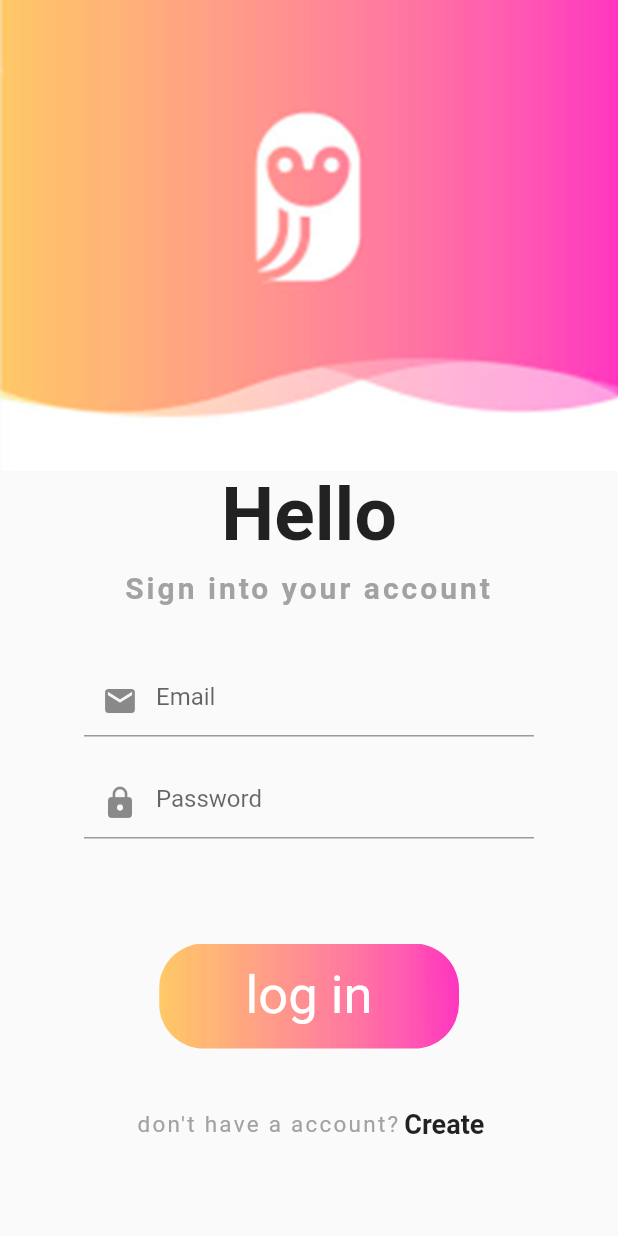
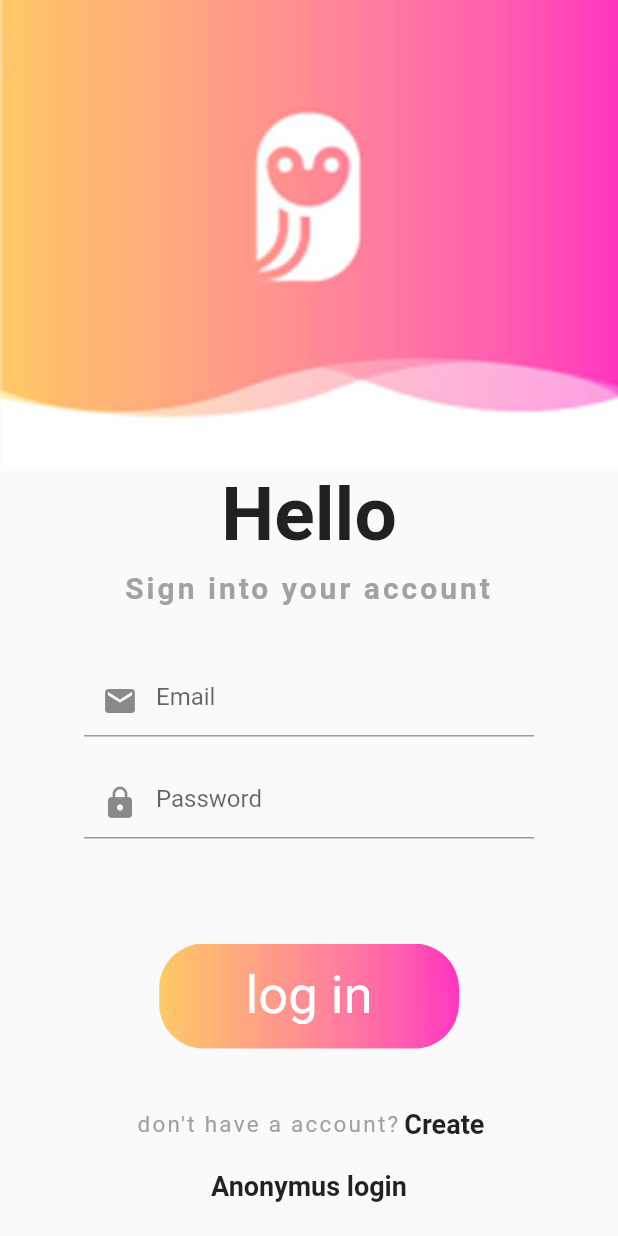
Before and after one commit to AyushiitrFreedom/learningdart, a Flutter app: the screen it shows after launch, on a phone screen of 412 x 824 dp. Run offline on Flutter 3.47's test engine with Material 2 defaults, Android fonts, the phone set to English and light mode, and no system bars; our stand-ins replace firebase_auth, firebase_core; accounts and stored records are empty.

```diff
--- a/lib/Screens/authenticate/login_page.dart
+++ b/lib/Screens/authenticate/login_page.dart
@@ -1,12 +1,17 @@
 import 'dart:ui';
 
+import 'package:firebase_auth/firebase_auth.dart';
+import 'package:firebase_core/firebase_core.dart';
 import 'package:flutter/material.dart';
 import 'package:flutter/src/widgets/container.dart';
 import 'package:flutter/src/widgets/framework.dart';
 import 'package:learningdart/Screens/authenticate/sign_up.dart';
+import 'package:learningdart/Services/auth.dart';
 
 class LoginPage extends StatelessWidget {
-  const LoginPage({super.key});
+  LoginPage({super.key});
+
+  final AuthService _auth = AuthService();
 
   @override
   Widget build(BuildContext context) {
@@ -60,9 +65,7 @@ class LoginPage extends StatelessWidget {
             height: 70.0,
           ),
           new GestureDetector(
-            onTap: () => {
-              Navigator.pushNamed(context, '/loggedin')
-            },
+            onTap: () => {Navigator.pushNamed(context, '/loggedin')},
             child: Container(
               height: 70,
               width: 200,
@@ -97,9 +100,7 @@ class LoginPage extends StatelessWidget {
                 ),
               ),
               new GestureDetector(
-                onTap: () => {
-                  Navigator.pushNamed(context, '/signup')
-                },
+                onTap: () => {Navigator.pushNamed(context, '/signup')},
                 child: Text(
                   "Create",
                   style: TextStyle(
@@ -110,6 +111,27 @@ class LoginPage extends StatelessWidget {
               )
             ],
           ),
+          SizedBox(
+            height: 20,
+          ),
+          new GestureDetector(
+            onTap: (() async {
+              dynamic result = await _auth.signInAnon();
+              if (result == null) {
+                print("error");
+              } else {
+                print("signed in");
+                print(result.uid);
+              }
+            }),
+            child: Text(
+              "Anonymus login",
+              style: TextStyle(
+                fontWeight: FontWeight.bold,
+                fontSize: 18,
+              ),
+            ),
+          )
         ],
       ),
     );
--- a/lib/Screens/wrapper.dart
+++ b/lib/Screens/wrapper.dart
@@ -1,11 +1,21 @@
+import 'package:firebase_auth/firebase_auth.dart';
 import 'package:flutter/material.dart';
+import 'package:learningdart/Screens/authenticate/login_page.dart';
+import 'package:learningdart/Screens/authenticate/sign_up.dart';
 import 'package:learningdart/Screens/home/loggedin.dart';
+import 'package:provider/provider.dart';
 
 class Wrapper extends StatelessWidget {
   const Wrapper({super.key});
 
   @override
   Widget build(BuildContext context) {
-    return LoggedIn();
+    // retuen either loggedin or signup widget
+    final user = Provider.of<User?>(context);
+    if (user == null) {
+      return LoginPage();
+    } else {
+      return LoggedIn();
+    }
   }
 }
--- a/lib/main.dart
+++ b/lib/main.dart
@@ -1,10 +1,17 @@
+import 'package:firebase_auth/firebase_auth.dart';
+import 'package:firebase_core/firebase_core.dart';
 import 'package:flutter/material.dart';
 import 'package:learningdart/Screens/home/loggedin.dart';
 import 'package:learningdart/Screens/authenticate/login_page.dart';
 import 'package:learningdart/Screens/authenticate/sign_up.dart';
+import 'package:learningdart/Screens/wrapper.dart';
+import 'package:learningdart/Services/auth.dart';
+import 'package:provider/provider.dart';
 
 
-void main() {
+void main() async{
+  WidgetsFlutterBinding.ensureInitialized();
+  await Firebase.initializeApp();
   runApp(const MyApp());
 }
 
@@ -14,13 +21,17 @@ class MyApp extends StatelessWidget {
 
   @override
   Widget build(BuildContext context) {
-    return MaterialApp(
-      // home: LoginPage(),
-      routes: <String, WidgetBuilder>{
-        '/' :(context) => LoginPage(),
-        '/signup':(context) => SignUp(),
-        '/loggedin':(context) => LoggedIn(),
-      },
+    return StreamProvider<User?>.value(
+      initialData: null,
+      value: AuthService().user,
+      child: MaterialApp(
+        // home: LoginPage(),
+        routes: <String, WidgetBuilder>{
+          '/' :(context) => Wrapper(),
+          '/signup':(context) => SignUp(),
+          '/loggedin':(context) => LoggedIn(),
+        },
+      ),
     );
   }
 }
```
Also changed, not shown: lib/Screens/authenticate/authenticate.dart (added, +14 -0 lines), lib/Screens/home/loggedin.dart (+6 -2 lines), lib/Services/auth.dart (added, +33 -0 lines), pubspec.yaml (+9 -17 lines), pubspec.lock.
